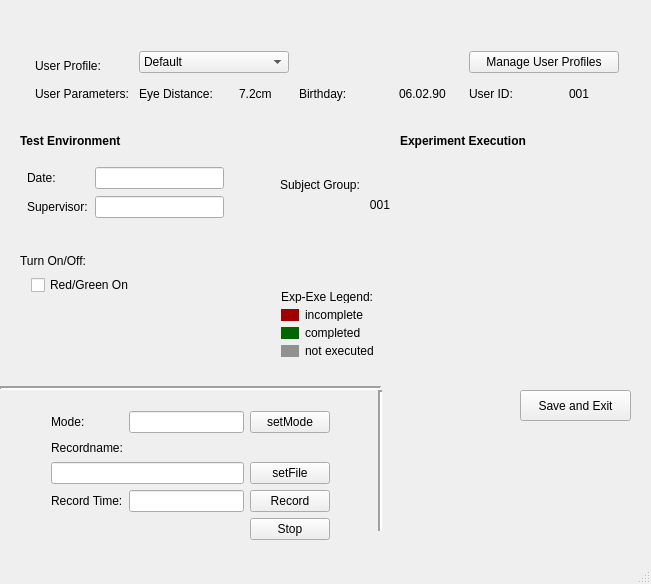
Old version of the form testWindow.ui in the repository burnfx/rqt.
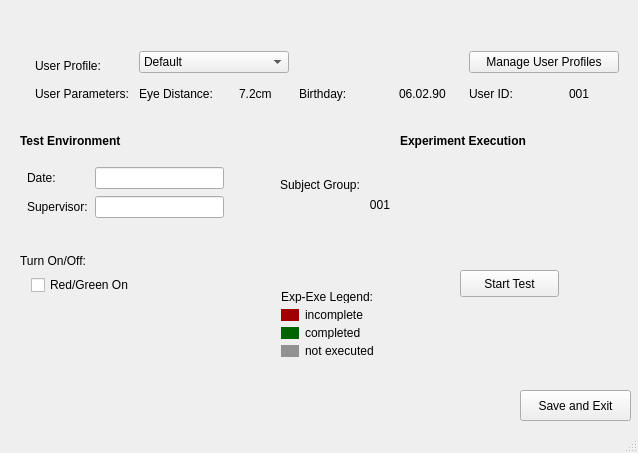
New version of the form.

Commit message: Changing from using test blocks and user groups to just one block, displaying also the current file quality. NOT finished yet

What changed in the file:
```diff
--- a/testWindow.ui
+++ b/testWindow.ui
@@ -6,8 +6,8 @@
    <rect>
     <x>0</x>
     <y>0</y>
-    <width>651</width>
-    <height>584</height>
+    <width>638</width>
+    <height>453</height>
    </rect>
   </property>
   <property name="windowTitle">
@@ -272,17 +272,6 @@
      </item>
     </layout>
    </widget>
-   <widget class="QWidget" name="gridLayoutWidget_2">
-    <property name="geometry">
-     <rect>
-      <x>400</x>
-      <y>160</y>
-      <width>231</width>
-      <height>211</height>
-     </rect>
-    </property>
-    <layout class="QGridLayout" name="testButtonGrid"/>
-   </widget>
    <widget class="QLabel" name="label">
     <property name="geometry">
      <rect>
@@ -338,7 +327,7 @@
     <property name="geometry">
      <rect>
       <x>40</x>
-      <y>400</y>
+      <y>500</y>
       <width>301</width>
       <height>151</height>
      </rect>
@@ -425,7 +414,7 @@
     <property name="geometry">
      <rect>
       <x>0</x>
-      <y>380</y>
+      <y>480</y>
       <width>381</width>
       <height>16</height>
      </rect>
@@ -441,7 +430,7 @@
     <property name="geometry">
      <rect>
       <x>370</x>
-      <y>390</y>
+      <y>490</y>
       <width>21</width>
       <height>141</height>
      </rect>
@@ -579,6 +568,19 @@
      <set>Qt::AlignRight|Qt::AlignTrailing|Qt::AlignVCenter</set>
     </property>
    </widget>
+   <widget class="QPushButton" name="start_test_button">
+    <property name="geometry">
+     <rect>
+      <x>460</x>
+      <y>270</y>
+      <width>99</width>
+      <height>27</height>
+     </rect>
+    </property>
+    <property name="text">
+     <string>Start Test</string>
+    </property>
+   </widget>
   </widget>
   <widget class="QStatusBar" name="statusBar"/>
   <action name="actionNew_Window">
```
The commit also changes 12 other files.
